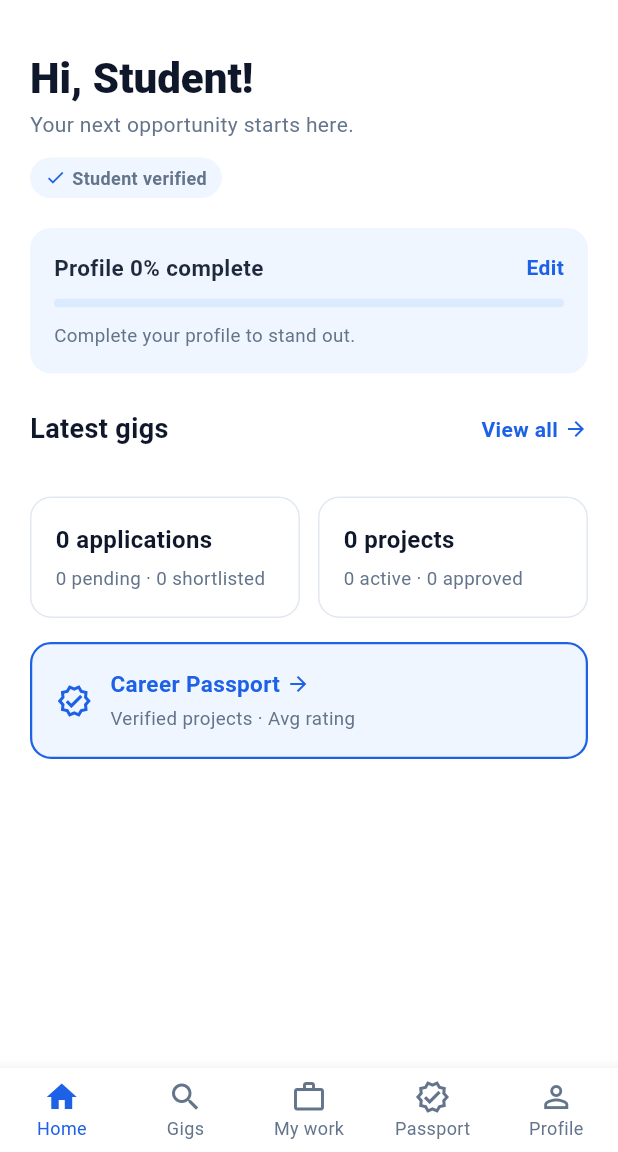
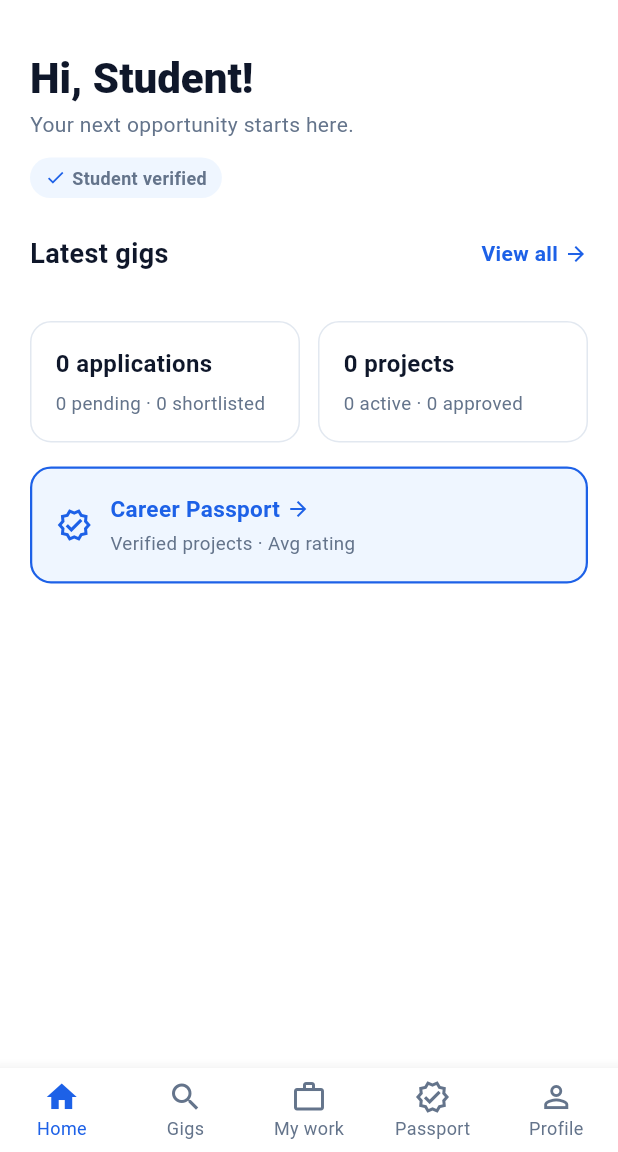
Before and after one commit to arpitsthaa/workbee-app, a Flutter app: the StudentDashboardScreen screen opened directly, on a phone screen of 412 x 824 dp, the part 84-1236 px from its top. Run offline on Flutter 3.47's test engine with Material 3 defaults, Android fonts, the phone set to English and light mode, and no system bars; our stand-ins replace shared_preferences; accounts and stored records are empty; network calls fail.

Commit message:
Deleted Profile Completion Status

```diff
--- a/workbee_frontend/lib/views/student_dashboard_screen.dart
+++ b/workbee_frontend/lib/views/student_dashboard_screen.dart
@@ -236,11 +236,9 @@ class _StudentDashboardScreenState extends State<StudentDashboardScreen> {
     const primaryBlue = Color(0xFF1D61E7);
     const softBlueBg = Color(0xFFEFF6FF);
     const darkText = Color(0xFF0F172A);
-    const bodyText = Color(0xFF1E293B);
     const mutedText = Color(0xFF64748B);
     const borderColor = Color(0xFFE2E8F0);
 
-    final profileCompletion = _profile?['profile_completion'] ?? 0;
     final isVerified = _profile?['is_verified'] ?? false;
     final recommendedGigs = _recommendedGigs;
     final appsSummary = _appsSummary;
@@ -341,64 +339,6 @@ class _StudentDashboardScreenState extends State<StudentDashboardScreen> {
                                     fontSize: 12,
                                     fontWeight: FontWeight.w600,
                                     color: isVerified ? primaryBlue : mutedText,
-                                  ),
-                                ),
-                              ],
-                            ),
-                          ),
-                    const SizedBox(height: 20),
-                    _profileLoading
-                        ? ProfileCompletionSkeleton()
-                        : Container(
-                            width: double.infinity,
-                            padding: const EdgeInsets.all(16),
-                            decoration: BoxDecoration(
-                              color: softBlueBg,
-                              borderRadius: BorderRadius.circular(14),
-                            ),
-                            child: Column(
-                              crossAxisAlignment: CrossAxisAlignment.start,
-                              children: [
-                                Row(
-                                  mainAxisAlignment: MainAxisAlignment.spaceBetween,
-                                  children: [
-                                    Text(
-                                      'Profile $profileCompletion% complete',
-                                      style: const TextStyle(
-                                        fontSize: 15,
-                                        fontWeight: FontWeight.w700,
-                                        color: bodyText,
-                                      ),
-                                    ),
-                                    GestureDetector(
-                                      onTap: () => _onTabTapped(4),
-                                      child: const Text(
-                                        'Edit',
-                                        style: TextStyle(
-                                          fontSize: 14,
-                                          fontWeight: FontWeight.w600,
-                                          color: primaryBlue,
-                                        ),
-                                      ),
-                                    ),
-                                  ],
-                                ),
-                                const SizedBox(height: 10),
-                                ClipRRect(
-                                  borderRadius: BorderRadius.circular(8),
-                                  child: LinearProgressIndicator(
-                                    value: profileCompletion / 100,
-                                    minHeight: 6,
-                                    backgroundColor: const Color(0xFFDBEAFE),
-                                    valueColor: AlwaysStoppedAnimation<Color>(primaryBlue),
-                                  ),
-                                ),
-                                const SizedBox(height: 10),
-                                const Text(
-                                  'Complete your profile to stand out.',
-                                  style: TextStyle(
-                                    fontSize: 12.5,
-                                    color: mutedText,
                                   ),
                                 ),
                               ],
```
Also changed, not shown: workbee_frontend/lib/views/profile_screen.dart (+0 -47 lines).
